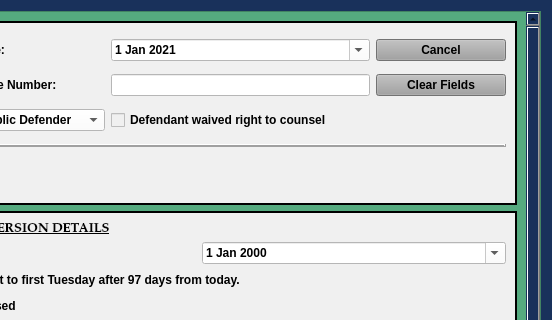
Qt form package/views/ui/DiversionPleaDialog.ui (HunterProgram22/MuniEntry) before a commit; both pictures show x 458 to 1010 and y 0 to 320 of the 1010 by 782 pixel window.
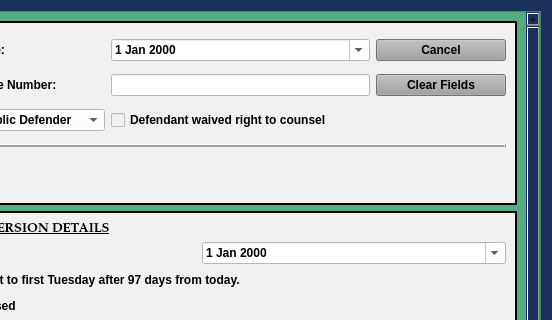
The same form after that commit. Custom widgets are drawn as their Qt base class.

Diff of the .ui file:
```diff
--- a/package/views/ui/DiversionPleaDialog.ui
+++ b/package/views/ui/DiversionPleaDialog.ui
@@ -161,7 +161,7 @@
       <property name="geometry">
        <rect>
         <x>0</x>
-        <y>0</y>
+        <y>-253</y>
         <width>973</width>
         <height>1015</height>
        </rect>
@@ -756,23 +756,9 @@
              <string notr="true">color: rgb(0, 0, 0);
 background-color: rgb(255, 255, 255);</string>
             </property>
-            <property name="minimumDate">
-             <date>
-              <year>2021</year>
-              <month>1</month>
-              <day>1</day>
-             </date>
-            </property>
             <property name="calendarPopup">
              <bool>true</bool>
             </property>
-            <property name="date">
-             <date>
-              <year>2021</year>
-              <month>1</month>
-              <day>1</day>
-             </date>
-            </property>
            </widget>
           </item>
           <item row="0" column="0">
@@ -934,6 +920,18 @@
    </item>
   </layout>
  </widget>
+ <customwidgets>
+  <customwidget>
+   <class>NoScrollDateEdit</class>
+   <extends>QDateEdit</extends>
+   <header>.custom_widgets</header>
+  </customwidget>
+  <customwidget>
+   <class>NoScrollComboBox</class>
+   <extends>QComboBox</extends>
+   <header>.custom_widgets</header>
+  </customwidget>
+ </customwidgets>
  <tabstops>
   <tabstop>defendant_first_name_lineEdit</tabstop>
   <tabstop>defendant_last_name_lineEdit</tabstop>
```
Left out of the diff: 16 changed lines with no effect on the pictures.
